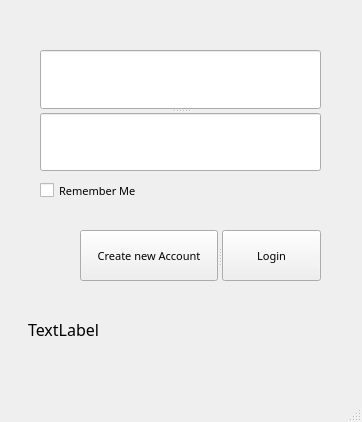
This is product_management_system/login.ui in SanjulaD/prodcut-ms-qtcw as Qt 5 draws it before an edit. The edited form follows.
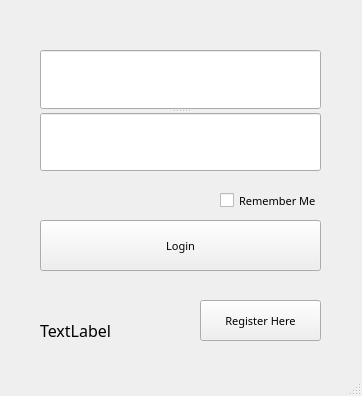
This is the edited form.

Diff of the .ui file:
```diff
--- a/product_management_system/login.ui
+++ b/product_management_system/login.ui
@@ -7,7 +7,7 @@
     <x>0</x>
     <y>0</y>
     <width>362</width>
-    <height>422</height>
+    <height>396</height>
    </rect>
   </property>
   <property name="windowTitle">
@@ -17,10 +17,10 @@
    <widget class="QLabel" name="label">
     <property name="geometry">
      <rect>
-      <x>28</x>
-      <y>294</y>
-      <width>311</width>
-      <height>71</height>
+      <x>40</x>
+      <y>300</y>
+      <width>141</width>
+      <height>61</height>
      </rect>
     </property>
     <property name="font">
@@ -36,9 +36,9 @@
    <widget class="QCheckBox" name="checkBox">
     <property name="geometry">
      <rect>
-      <x>40</x>
-      <y>180</y>
-      <width>151</width>
+      <x>220</x>
+      <y>190</y>
+      <width>101</width>
       <height>21</height>
      </rect>
     </property>
@@ -51,6 +51,9 @@
     <property name="text">
      <string>Remember Me</string>
     </property>
+    <property name="checkable">
+     <bool>true</bool>
+    </property>
    </widget>
    <widget class="QSplitter" name="splitter">
     <property name="geometry">
@@ -93,36 +96,34 @@
      </property>
     </widget>
    </widget>
-   <widget class="QSplitter" name="splitter_2">
+   <widget class="QPushButton" name="register_page">
     <property name="geometry">
      <rect>
-      <x>80</x>
-      <y>230</y>
-      <width>241</width>
-      <height>51</height>
+      <x>200</x>
+      <y>300</y>
+      <width>121</width>
+      <height>41</height>
      </rect>
     </property>
     <property name="font">
      <font>
       <family>Poppins</family>
-      <pointsize>12</pointsize>
-     </font>
-    </property>
-    <property name="orientation">
-     <enum>Qt::Horizontal</enum>
-    </property>
-    <widget class="QPushButton" name="pushButton">
-     <property name="font">
-      <font>
-       <family>Poppins</family>
        <pointsize>8</pointsize>
       </font>
      </property>
      <property name="text">
-      <string>Create new Account</string>
+     <string>Register Here</string>
      </property>
     </widget>
     <widget class="QPushButton" name="loginButton">
+    <property name="geometry">
+     <rect>
+      <x>40</x>
+      <y>220</y>
+      <width>281</width>
+      <height>51</height>
+     </rect>
+    </property>
      <property name="font">
       <font>
        <family>Poppins</family>
@@ -132,7 +133,6 @@
      <property name="text">
       <string>Login</string>
      </property>
-    </widget>
    </widget>
   </widget>
   <widget class="QMenuBar" name="menubar">
```
Lines whose indentation alone changed are shown as unchanged.
